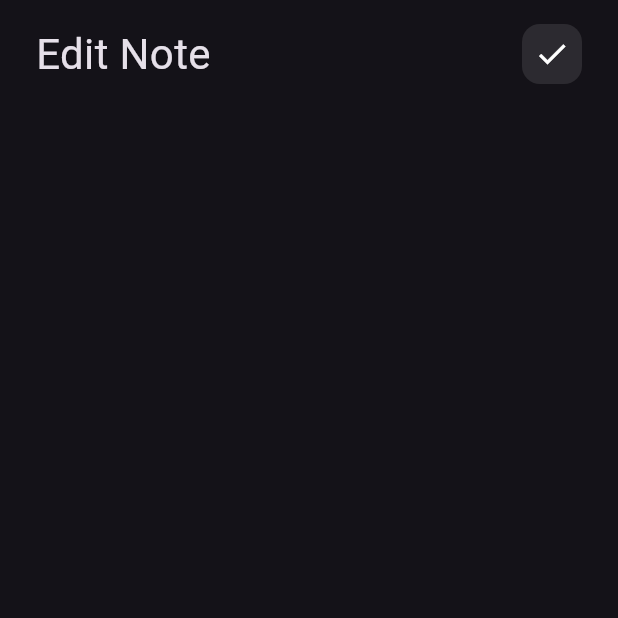
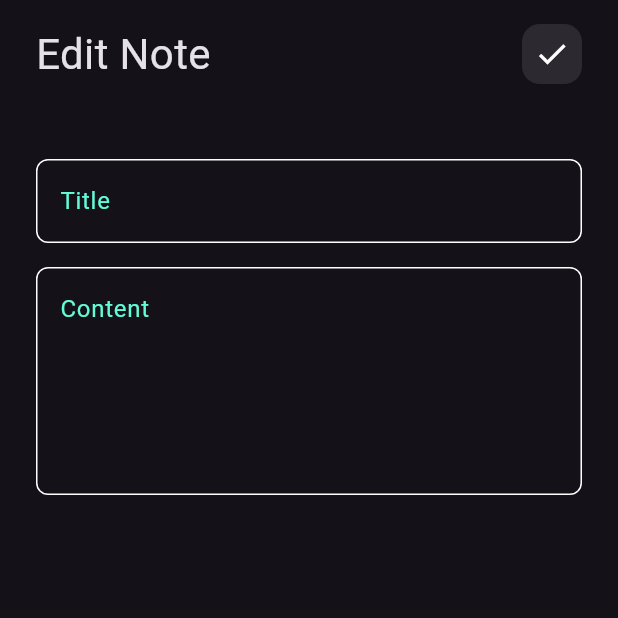
Before and after one commit to MuhamedElfdawy/notes, a Flutter app: the EditNoteView screen opened directly, on a phone screen of 412 x 824 dp, the top half of it. Run offline on Flutter 3.47's test engine with Material 3 defaults, Android fonts, the phone set to English and light mode, and no system bars; Roboto replaces fonts that are missing (Poppins).

Commit message:
edit note view ui finished

```diff
--- a/lib/Views/widgets/edit_note_view_body.dart
+++ b/lib/Views/widgets/edit_note_view_body.dart
@@ -1,5 +1,6 @@
 import 'package:flutter/material.dart';
 import 'package:notes/Views/widgets/custom_app_bar.dart';
+import 'package:notes/Views/widgets/custom_text_field.dart';
 
 class EditNoteViewBody extends StatelessWidget {
   const EditNoteViewBody({super.key});
@@ -14,7 +15,11 @@ class EditNoteViewBody extends StatelessWidget {
             CustomAppBar(
               title: 'Edit Note',
               icon: Icons.check,
-            )
+            ),
+            SizedBox(height: 50,),
+            CustomTextField(hint: 'Title'),
+            SizedBox(height: 16,),
+            CustomTextField(hint: 'Content',maxLine: 5,),
           ],
         ),
       ),
```
